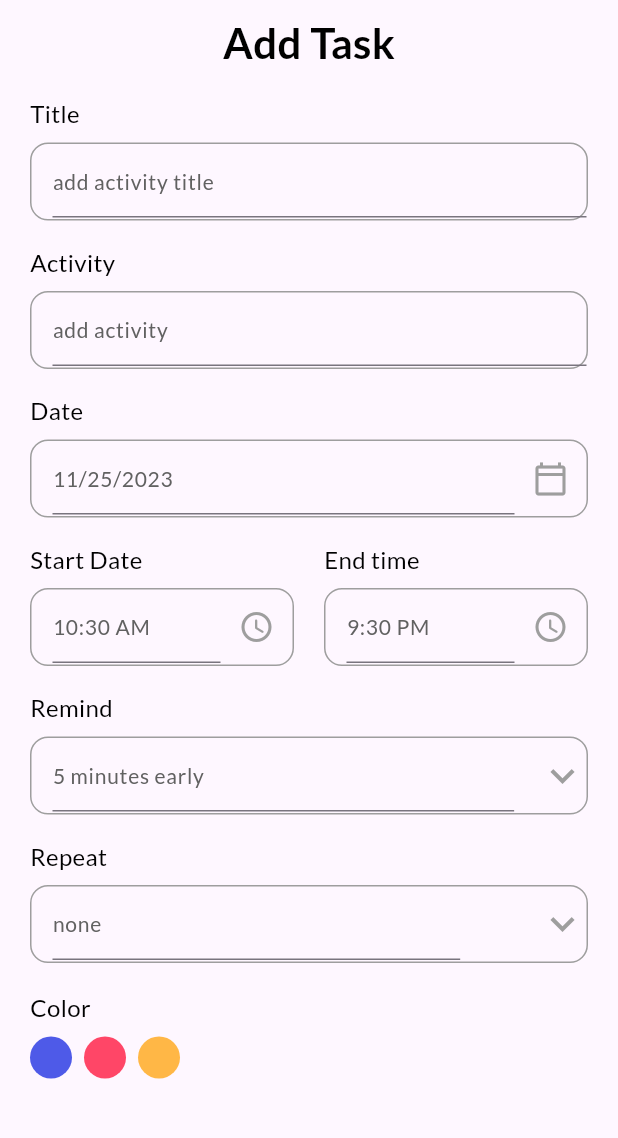
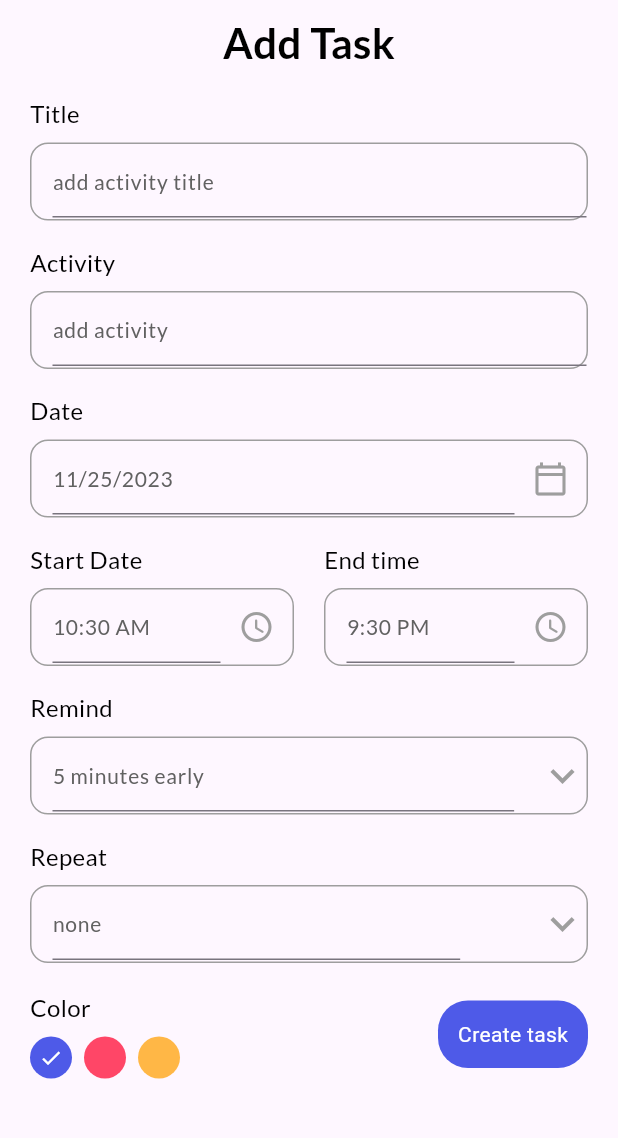
Before and after one commit to bed-phy-52-19/androidstudioflutter, a Flutter app: the AddTaskBar screen opened directly, on a phone screen of 412 x 824 dp, the part 72-1210 px from its top. Run offline on Flutter 3.47's test engine with Material 3 defaults, Android fonts, the phone set to English and light mode, and no system bars; our stand-ins replace date_picker_timeline, flutter_local_notifications, get, get_storage, google_fonts, timezone; accounts and stored records are empty.

Commit message:
color button added

```diff
--- a/lib/ui/add_task_bar.dart
+++ b/lib/ui/add_task_bar.dart
@@ -1,4 +1,5 @@
 import 'package:dairy_habit_reminder/ui/theme.dart';
+import 'package:dairy_habit_reminder/ui/widgets/buttons.dart';
 import 'package:dairy_habit_reminder/ui/widgets/input_field.dart';
 import 'package:flutter/cupertino.dart';
 import 'package:flutter/material.dart';
@@ -12,6 +13,8 @@ class AddTaskBar extends StatefulWidget {
 }
 
 class _AddTaskBarState extends State<AddTaskBar> {
+  final TextEditingController _titleController = TextEditingController();
+  final TextEditingController _noteController =TextEditingController();
   DateTime _selectedDate = DateTime.now();
   String _endTime = "9:30 PM";
   String _startTime = DateFormat("hh:mm a").format(DateTime.now()).toString();
@@ -29,6 +32,7 @@ class _AddTaskBarState extends State<AddTaskBar> {
     "Weekly",
     "Monthly",
   ];
+  int _selectedColor = 0;
   @override
   Widget build(BuildContext context) {
     return Scaffold(
@@ -43,8 +47,8 @@ class _AddTaskBarState extends State<AddTaskBar> {
                 "Add Task",
                 style: heeadingStyle,
               ),
-              InputField(title: "Title", hint: "add activity title",),
-              InputField(title: "Activity", hint: "add activity",),
+              InputField(title: "Title", hint: "add activity title", controller: _titleController,),
+              InputField(title: "Activity", hint: "add activity", controller: _noteController,),
               InputField(
                 title: "Date", hint: DateFormat.yMd().format(_selectedDate),
                 widget: IconButton(
@@ -145,6 +149,8 @@ class _AddTaskBarState extends State<AddTaskBar> {
               ),
                SizedBox(height: 18,),
                Row(
+                 mainAxisAlignment: MainAxisAlignment.spaceBetween,
+                 crossAxisAlignment: CrossAxisAlignment.center,
                  children: [
                    Column(
                      crossAxisAlignment: CrossAxisAlignment.start,
@@ -156,17 +162,30 @@ class _AddTaskBarState extends State<AddTaskBar> {
                        Wrap(
                          children: List<Widget>.generate(
                              3, (int index){
-                               return Padding(
-                                 padding: const EdgeInsets.only(right: 8.0),
-                                 child: CircleAvatar(
-                                   radius: 14,
-                                   backgroundColor: index==0?primaryClr:index==1?pinkshClr:yellowshClr,
+                               return GestureDetector(
+                                 onTap: (){
+                                   setState(() {
+                                     _selectedColor= index;
+                                   });
+                                 } ,
+                                 child: Padding(
+                                   padding: const EdgeInsets.only(right: 8.0),
+                                   child: CircleAvatar(
+                                     radius: 14,
+                                     backgroundColor: index==0?primaryClr:index==1?pinkshClr:yellowshClr,
+                                    child: _selectedColor==index?Icon(
+                                      Icons.done,
+                                      color: Colors.white,
+                                      size: 16,
+                                    ):Container(),
+                                   ),
                                  ),
                                );
                          }),
                        )
                      ],
                    ),
+                   MyButtons(label: "Create task", onTap: ()=> _validateDate())
                  ],
                ),
             ],
@@ -175,7 +194,20 @@ class _AddTaskBarState extends State<AddTaskBar> {
       ),
     );
   }
-
+   _validateDate(){
+    if(_titleController.text.isNotEmpty&& _noteController.text.isNotEmpty){
+Get.back();
+    }else if(_titleController.text.isEmpty || _noteController.text.isEmpty){
+      Get.snackbar("required", "please fill the gap",
+      snackPosition: SnackPosition.BOTTOM,
+        backgroundColor: Colors.white,
+          colorText: pinkshClr,
+          icon:Icon(Icons.warning_amber_rounded,
+          color: Colors.red,
+          ),
+      );
+    }
+   }
   _AppBar(BuildContext context) {
     return AppBar(
       leading: GestureDetector(
--- a/lib/ui/services/notification_services.dart
+++ b/lib/ui/services/notification_services.dart
@@ -62,7 +62,9 @@ class NotifyHelper{
         tz.TZDateTime.now(tz.local).add(const Duration(seconds: 5)),
         const NotificationDetails(
             android: AndroidNotificationDetails('your channel id',
-                'your channel name', )),
+                'your channel name',
+            sound: RawResourceAndroidNotificationSound("notifica"),
+            )),
         androidAllowWhileIdle: true,
         uiLocalNotificationDateInterpretation:
         UILocalNotificationDateInterpretation.absoluteTime);
@@ -77,6 +79,7 @@ class NotifyHelper{
       alert: true,
       badge: true,
       sound: true,
+
     );
   }
 
```
Also changed, not shown: 2 other files.
